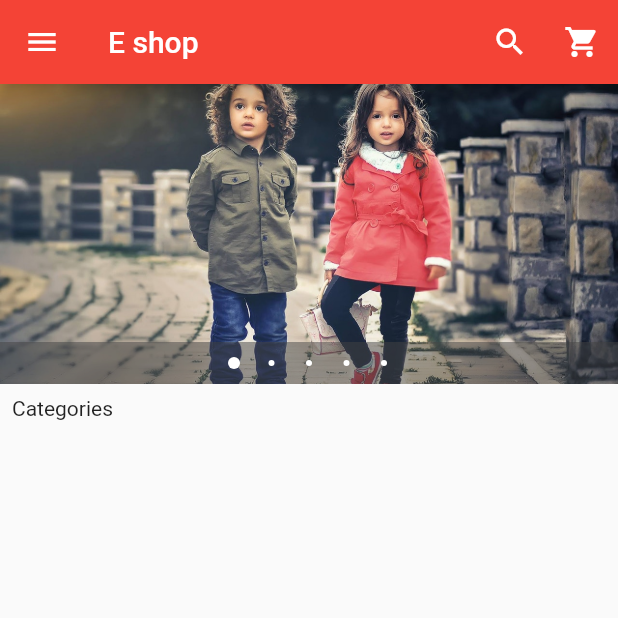
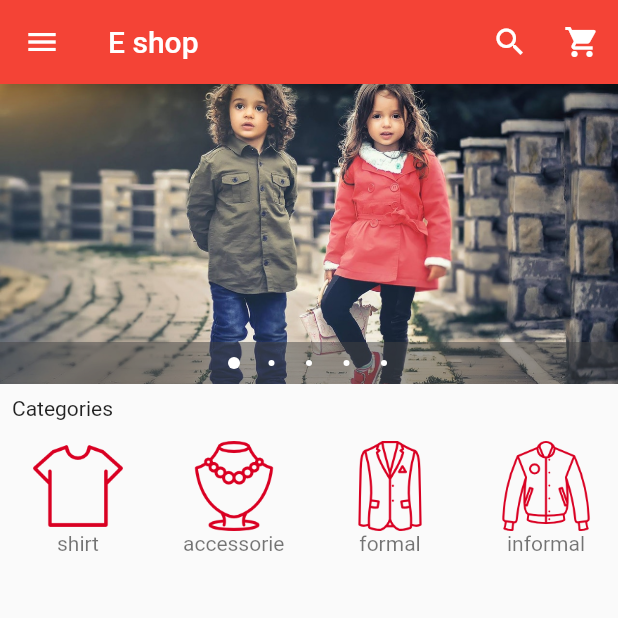
Before and after one commit to HirushaR/eshop-, a Flutter app: the screen it shows after launch, on a phone screen of 412 x 824 dp, the top half of it. Run offline on Flutter 3.47's test engine with Material 2 defaults, Android fonts, the light colour scheme and no system bars; drawn by our look-alikes of carousel_pro.

Commit message:
add the categoris

```diff
--- a/lib/componets/horizontalListView.dart
+++ b/lib/componets/horizontalListView.dart
@@ -8,6 +8,34 @@ class HorizontalList extends StatelessWidget {
       child: ListView(
         scrollDirection: Axis.horizontal,
         children: <Widget>[
+          Category(
+            image_location: 'images/cats/tshirt.png',
+            image_caption: 'shirt',
+          ),
+          Category(
+            image_location: 'images/cats/accessories.png',
+            image_caption: 'accessories',
+          ),
+          Category(
+            image_location: 'images/cats/formal.png',
+            image_caption: 'formal',
+          ),
+          Category(
+            image_location: 'images/cats/informal.png',
+            image_caption: 'informal',
+          ),
+          Category(
+            image_location: 'images/cats/jeans.png',
+            image_caption: 'jeans',
+          ),
+          Category(
+            image_location: 'images/cats/shoe.png',
+            image_caption: 'shoe',
+          ),
+          Category(
+            image_location: 'images/cats/dress.png',
+            image_caption: 'dress',
+          ),
 
         ],
       ),
@@ -25,6 +53,21 @@ class Category extends StatelessWidget {
 
   @override
   Widget build(BuildContext context) {
-    return Container();
+    return Padding(padding: const EdgeInsets.all(2.0),
+    child: InkWell(
+      onTap: (){},
+      child: Container(
+        width: 100.0,
+        child: ListTile(
+          title: Image.asset(image_location,
+          width: 100.0,
+          height: 60.0,),
+          subtitle: Container(
+            alignment: Alignment.topCenter,
+            child: Text(image_caption,),
+          )
+        ),
+      ),
+    ),);
   }
 }
```
Also changed, not shown: pubspec.yaml (+7 -0 lines).
